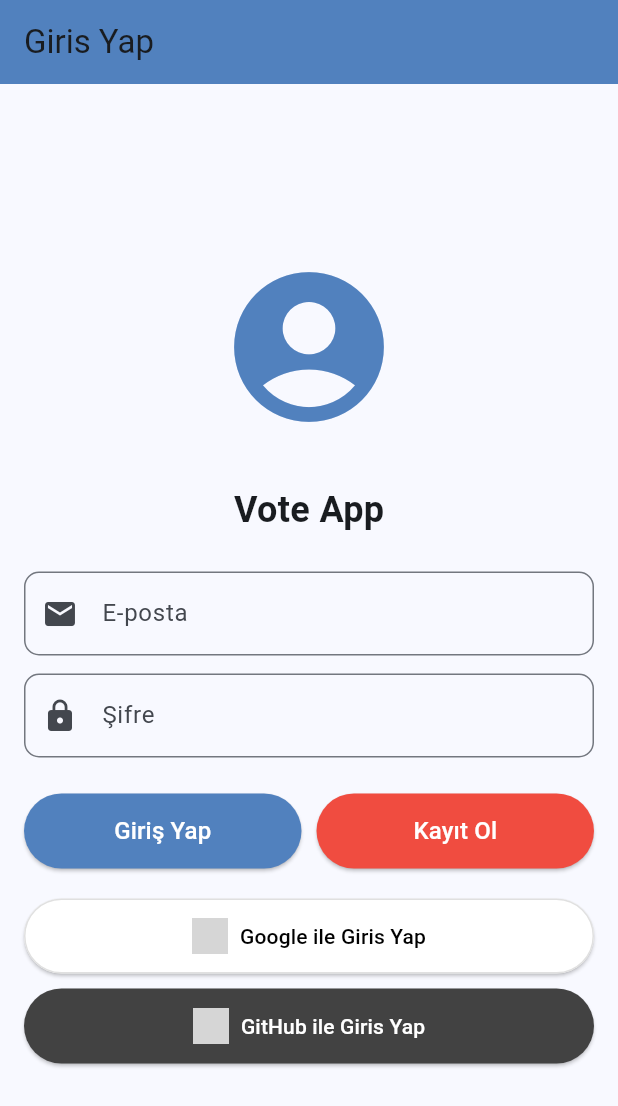
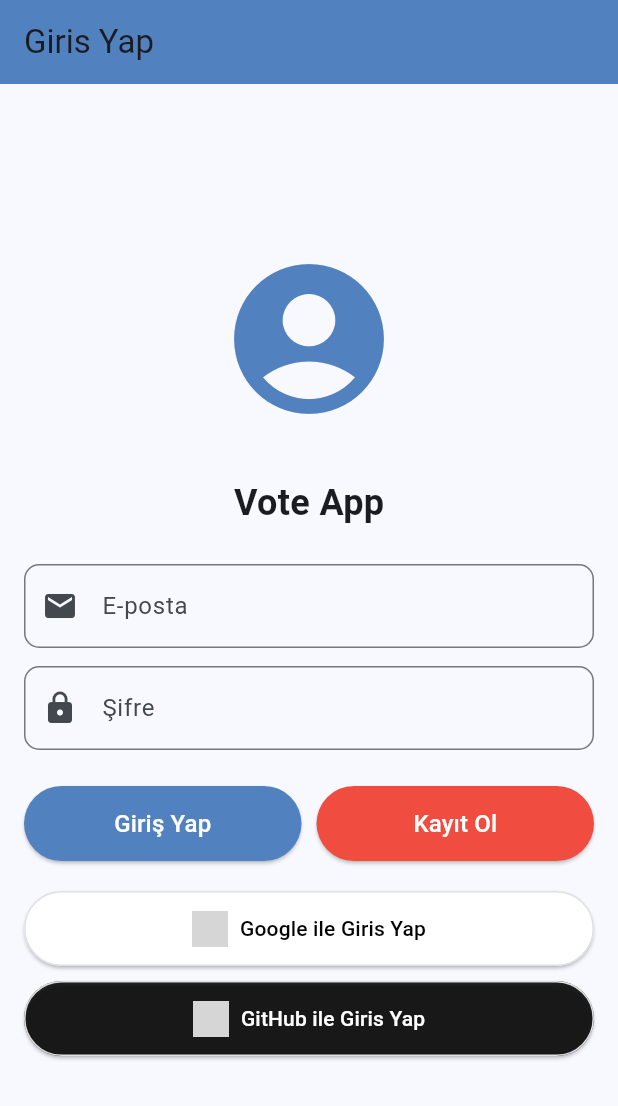
Before and after one commit to Cazi-r/Voxure, a Flutter app: the screen it shows after launch, after a tap on "GitHub ile Giris Yap", on a phone screen of 412 x 824 dp. Shown: the top 1106 px of the screen. Run offline on Flutter 3.47's test engine with Material 3 defaults, Android fonts, the phone set to English and light mode, and no system bars; our stand-ins replace cloud_firestore, firebase_auth, firebase_core, google_sign_in, shared_preferences, sqflite and 1 more; accounts and stored records are empty; network calls fail; grey boxes are pictures that could not be loaded.

Commit message:
Github login eklendi

```diff
--- a/lib/screens/login_page.dart
+++ b/lib/screens/login_page.dart
@@ -199,25 +199,29 @@ class _LoginPageState extends State<LoginPage> {
                     },
                   ),
                   SizedBox(height: 10),
+
                   // GitHub ile giris butonu
                   ElevatedButton.icon(
                     style: ElevatedButton.styleFrom(
                       padding: const EdgeInsets.symmetric(horizontal: 20, vertical: 10),
-                      backgroundColor: Colors.grey[800], // GitHub rengine yakin
+                      backgroundColor: Colors.black87,
                       foregroundColor: Colors.white,
                       minimumSize: Size(double.infinity, 50),
+                      side: BorderSide(color: Colors.grey.shade300),
                     ),
                     icon: Image.network(
-                      'https://github.githubassets.com/images/modules/logos_page/GitHub-Mark.png', // GitHub logosu
+                      'https://github.githubassets.com/images/modules/logos_page/GitHub-Mark.png',
                       height: 24,
+                      //color: Colors.white,
                     ),
                     label: const Text('GitHub ile Giris Yap'),
                     onPressed: () async {
                       setState(() {
                         _isLoading = true;
                       });
+
                       try {
-                        final user = await _authService.signInWithGitHub();
+                        final user = await _authService.signInWithGithub();
                         if (user != null && mounted) {
                           Navigator.pushReplacementNamed(context, '/home');
                         }
@@ -230,6 +234,7 @@ class _LoginPageState extends State<LoginPage> {
                       }
                     },
                   ),
+                  SizedBox(height: 10),
                 ],
               ),
             ),
--- a/lib/services/auth_service.dart
+++ b/lib/services/auth_service.dart
@@ -1,9 +1,9 @@
 import 'package:firebase_auth/firebase_auth.dart';
 import 'package:google_sign_in/google_sign_in.dart';
-import 'package:flutter_web_auth_2/flutter_web_auth_2.dart';
 import 'dart:convert' show jsonDecode;
-import 'package:http/http.dart' as http;
 import 'package:flutter/services.dart';
+import 'package:flutter/foundation.dart' show kIsWeb;
+import 'package:url_launcher/url_launcher.dart';
 
 class AuthService {
   final FirebaseAuth _auth = FirebaseAuth.instance;
@@ -13,19 +13,6 @@ class AuthService {
     hostedDomain: '',  // tüm domainlere izin ver
     clientId: '',      // Android için gerekli değil
   );
-
-  // TODO: Bunlari Firebase Remote Config veya guvenli bir yerden alin
-  final String githubClientId = 'Ov23liJTc47yorORCyTL';
-  final String githubClientSecret = 'edaac4c438730123cb5bb70a706653bb270f338d';
-
-  // Bu, Firebase Console'da GitHub saglayicisi icin yapilandirilan URL'dir.
-  // flutter_web_auth_2 tarafindan dogrudan kullanilmaz.
-  final String firebaseGithubAuthHandlerUrl = 'https://voxure-app.firebaseapp.com/__/auth/handler';
-
-  // Uygulamanizin GitHub'dan gelen callback'i yakalamak icin kullanacagi ozel sema.
-  static const String appSpecificCallbackScheme = 'voxureauth';
-  // GitHub OAuth App ayarlarinda "Authorization callback URL" olarak bunu girmelisiniz.
-  static const String githubRedirectUriForApp = '$appSpecificCallbackScheme://github-auth-callback';
 
   // Mevcut kullanici durumunu izle
   Stream<User?> get authStateChanges => _auth.authStateChanges();
@@ -68,77 +55,34 @@ class AuthService {
     }
   }
 
-  // GitHub ile giris yap
-  Future<UserCredential?> signInWithGitHub() async {
-    print('GitHub ile giris baslatiliyor...');
+  // GitHub ile giriş yap
+  Future<UserCredential?> signInWithGithub() async {
     try {
-      final String authorizationUrl =
-          'https://github.com/login/oauth/authorize?client_id=$githubClientId&scope=read:user%20user:email&redirect_uri=$githubRedirectUriForApp';
-      print('Yetkilendirme URL: $authorizationUrl');
-      print('Callback scheme: $appSpecificCallbackScheme');
+      print('GitHub giris basladi');
 
-      String? result; // Nullable yapalim
-      try {
-        result = await FlutterWebAuth2.authenticate(
-          url: authorizationUrl,
-          callbackUrlScheme: appSpecificCallbackScheme,
-        );
-        print('FlutterWebAuth2.authenticate BASARILI sonucu: $result');
-      } catch (authError) {
-        print('FlutterWebAuth2.authenticate ICINDE HATA: $authError'); // authenticate icindeki hatayi yakala
-        rethrow; // Hatayi dis try-catch'e ilet
+      if (kIsWeb) {
+        // Web platformu için
+        final GithubAuthProvider githubProvider = GithubAuthProvider();
+        await _auth.signInWithRedirect(githubProvider);
+        return await _auth.getRedirectResult();
+      } else {
+        // Mobil platformlar için
+        final GithubAuthProvider githubProvider = GithubAuthProvider();
+        final result = await _auth.signInWithProvider(githubProvider);
+
+        if (result.user != null) {
+          print('GitHub giris basarili: ${result.user?.email}');
+          return result;
+        } else {
+          print('GitHub giris basarisiz: Kullanici bilgisi alinamadi');
+          return null;
+        }
       }
-
-      if (result == null) { // Islem iptal edilmis veya null donmus olabilir
-          print('GitHub OAuth: FlutterWebAuth2.authenticate null sonuc dondu veya islem iptal edildi.');
-          return null;
-      }
-
-      print('Alinan tam geri arama URL: $result');
-
-      final uri = Uri.parse(result);
-      final code = uri.queryParameters['code'];
-
-      if (code == null) {
-        print('GitHub OAuth: Kod alinamadi. Gelen URI\'da \'code\' parametresi yok. URI: $result');
-        if (uri.queryParameters.containsKey('error')) {
-          print('GitHub OAuth Hata Detaylari: error=${uri.queryParameters['error']}, error_description=${uri.queryParameters['error_description']}, error_uri=${uri.queryParameters['error_uri']}');
-        }
-        return null;
-      }
-      print('GitHub OAuth: Kod basariyla alindi: $code');
-
-      final tokenResponse = await http.post(
-        Uri.parse('https://github.com/login/oauth/access_token'),
-        headers: {'Accept': 'application/json'},
-        body: {
-          'client_id': githubClientId,
-          'client_secret': githubClientSecret,
-          'code': code,
-          'redirect_uri': githubRedirectUriForApp, // GitHub'a bu da gonderilebilir, bazi akislarda gerekir
-        },
-      );
-
-      if (tokenResponse.statusCode != 200) {
-        print('GitHub OAuth: Erisim anahtari alinamadi. Hata: ${tokenResponse.body}');
-        return null;
-      }
-
-      final accessToken = jsonDecode(tokenResponse.body)['access_token'];
-      if (accessToken == null) {
-        print('GitHub OAuth: Erisim anahtari bulunamadi.');
-        return null;
-      }
-
-      final credential = GithubAuthProvider.credential(accessToken);
-      return await _auth.signInWithCredential(credential);
+    } on FirebaseAuthException catch (e) {
+      print('GitHub giris hatasi (FirebaseAuthException): ${e.message}');
+      return null;
     } catch (e) {
-      // Bu dis catch blogu, authenticate icindeki rethrow edilen veya diger hatalari yakalar
-      if (e is PlatformException && e.code == 'CANCELED') {
-          print('GitHub giris hatasi: Kullanici islemi iptal etti (PlatformException CANCELED).');
-      } else {
-          print('GitHub giris genel hatasi: $e');
-      }
+      print('GitHub giris hatasi: $e');
       return null;
     }
   }
--- a/pubspec.yaml
+++ b/pubspec.yaml
@@ -36,7 +36,6 @@ dependencies:
   cloud_firestore: ^4.13.6
   firebase_storage: ^11.5.6
   google_sign_in: ^6.2.1
-  flutter_web_auth_2: ^3.0.0 # GitHub OAuth icin eklendi
   supabase_flutter: ^2.0.2
   uuid: ^4.5.1
 
@@ -56,6 +55,7 @@ dependencies:
   flutter_svg: ^2.0.10+1
   google_fonts: ^6.2.1
   fl_chart: ^0.66.2
+  url_launcher: ^6.2.5
 
 dev_dependencies:
   flutter_test:
@@ -117,4 +117,3 @@ flutter_icons:
   remove_alpha_ios: true  # iOS icin alpha kanali kaldirir
 
 dependency_overrides:
-  flutter_web_auth_2: ^4.0.0
```
Also changed, not shown: 1 other file.
